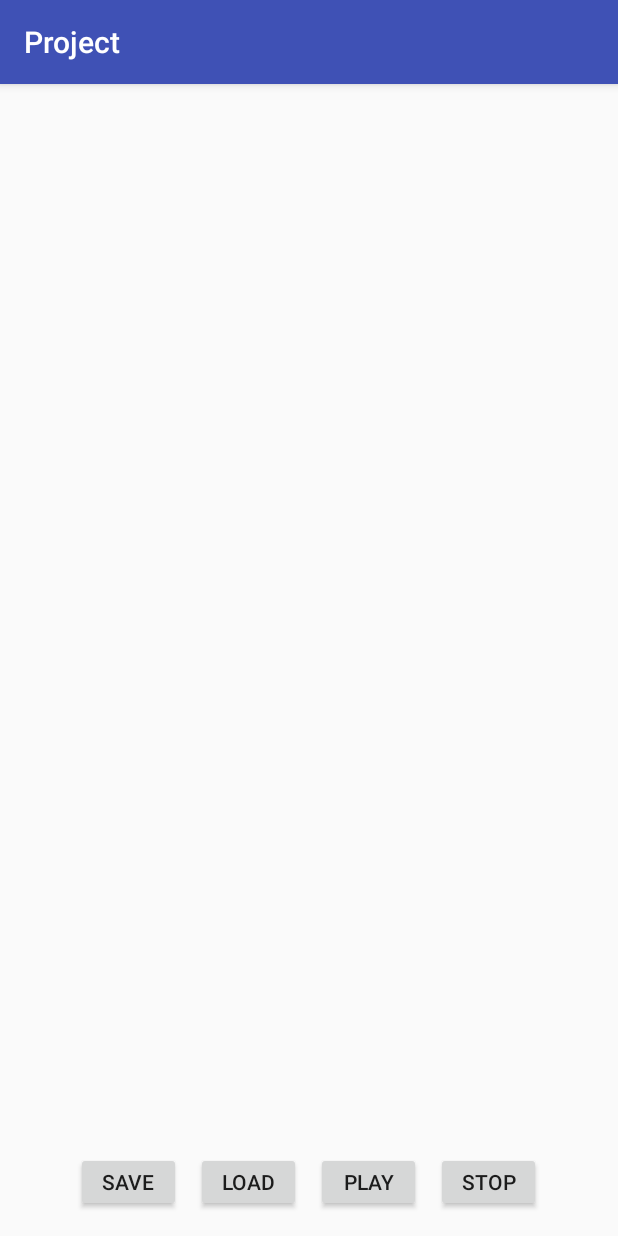
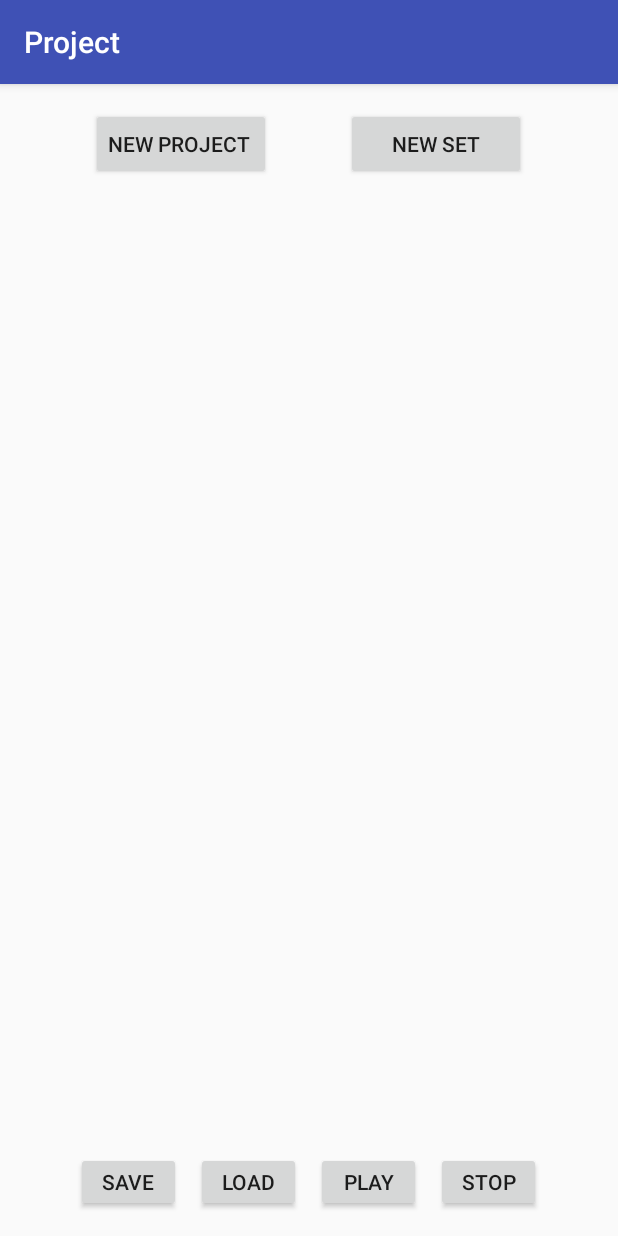
Before and after one commit to elcodyloco/cs246_MusicPlayer, an Android app: the screen it shows after launch (MainActivity), on a phone screen of 412 x 824 dp. Run offline under Robolectric (Android 15) with nearby library versions, the phone set to English and light mode, and no system bars.

Commit message:
add click listeners to GridView. LongClicklistener brings up dialog box

```diff
--- a/app/src/main/java/com/marksinventions/project/MainActivity.java
+++ b/app/src/main/java/com/marksinventions/project/MainActivity.java
@@ -1,21 +1,102 @@
 package com.marksinventions.project;
 
+import android.app.AlertDialog;
+import android.content.DialogInterface;
+import android.os.Bundle;
 import android.support.v7.app.AppCompatActivity;
-import android.os.Bundle;
 import android.view.View;
+import android.widget.AdapterView;
+import android.widget.GridView;
+
+import java.util.ArrayList;
+import java.util.List;
 
 public class MainActivity extends AppCompatActivity {
+    List<Set> setsList;
+    GridView  setsGrid ;
+    SetsAdapter adapter;
+    int setIndex = 0;
 
     @Override
     protected void onCreate(Bundle savedInstanceState) {
         super.onCreate(savedInstanceState);
         setContentView(R.layout.activity_main);
+        setsList = new ArrayList<>();
+        adapter = new SetsAdapter(this, setsList);
+        setsGrid = (GridView) findViewById(R.id.setsGrid);
+        setsGrid.setAdapter(adapter);
+        setsGrid.setOnItemClickListener(new AdapterView.OnItemClickListener() {
+           @Override
+           public void onItemClick(AdapterView<?> adapterView, View view, int i, long l) {
+               System.out.println("Click listener works. Set: " + i);
+               /* AlertDialog.Builder builder = new AlertDialog.Builder(getApplicationContext());
+                builder.setMessage("Delete this set?")
+                        .setPositiveButton("OK", new DialogInterface.OnClickListener() {
+                            @Override
+                            public void onClick(DialogInterface dialogInterface, int i) {
+                                setIndex = i;
+                                deleteSet();
+                            }
+                        })
+                        .setNegativeButton("Cancel", new DialogInterface.OnClickListener(){
+
+                            @Override
+                            public void onClick(DialogInterface dialogInterface, int i) {
+                                dialogInterface.cancel();
+
+                            }
+                        });
+                AlertDialog dialog = builder.create();
+               dialog.show(); */
+            }
+        });
+               setsGrid.setOnItemLongClickListener(new AdapterView.OnItemLongClickListener() {
+
+                   @Override
+                   public boolean onItemLongClick(AdapterView<?> adapterView, View view, int i, long l) {
+                       System.out.println("Long Click listener works. Set: " + i);
+                       longClick(i);
+               /* AlertDialog.Builder builder = new AlertDialog.Builder(this);
+                builder.setMessage("Delete this set?")
+                        .setPositiveButton("OK", new DialogInterface.OnClickListener() {
+                            @Override
+                            public void onClick(DialogInterface dialogInterface, int i) {
+                               setIndex = i;
+                                deleteSet();
+                            }
+                        })
+                .setNegativeButton("Cancel", new DialogInterface.OnClickListener(){
+
+                    @Override
+                    public void onClick(DialogInterface dialogInterface, int i) {
+                        dialogInterface.cancel();
+
+                    }
+                });
+                AlertDialog dialog = builder.create();
+                dialog.show();
+                */
+
+                       return false;
+
+
+                   }
+               });
+
+           }
+
+
+    public  void deleteSet(int i){
+       setsList.remove(i);
+       // adapter.notifyDataSetChanged();
     }
-
     public void newProject(View view) {
     }
 
     public void newSet(View view) {
+        setsList.add(new Set());
+        System.out.println(setsList.size()  + " elements");
+        adapter.notifyDataSetChanged();
     }
 
     public void save(View view) {
@@ -29,4 +110,37 @@ public class MainActivity extends AppCompatActivity {
 
     public void stop(View view) {
     }
-}
+
+    public static int  temp(int x, int y){
+        return x * y;
+    }
+
+
+
+    public void longClick(int i) {
+
+        AlertDialog.Builder builder = new AlertDialog.Builder(this);
+        builder.setMessage("Delete this set?")
+                .setPositiveButton("OK", new DialogInterface.OnClickListener() {
+                    @Override
+                    public void onClick(DialogInterface dialogInterface, int i) {
+
+                        deleteSet(i);
+                    }
+                })
+                .setNegativeButton("Cancel", new DialogInterface.OnClickListener(){
+
+                    @Override
+                    public void onClick(DialogInterface dialogInterface, int i) {
+                       // dialogInterface.cancel();
+
+                    }
+                });
+        AlertDialog dialog = builder.create();
+        dialog.show();
+
+
+        // Toast.makeText(this, "short click", Toast.LENGTH_LONG).show();
+        }
+
+    }
--- /dev/null
+++ b/app/src/main/java/com/marksinventions/project/SetsAdapter.java
@@ -0,0 +1,87 @@
+package com.marksinventions.project;
+
+import android.app.Activity;
+import android.app.AlertDialog;
+import android.content.DialogInterface;
+import android.view.LayoutInflater;
+import android.view.View;
+import android.view.ViewGroup;
+import android.widget.ArrayAdapter;
+
+import java.util.List;
+
+/**
+ * Created by Mark on 11/10/2016.
+ */
+
+public class SetsAdapter extends ArrayAdapter<Set> {
+
+
+    public SetsAdapter(Activity context, List<Set> set) {
+        super(context, 0, set);
+    }
+
+    @Override
+    public View getView(int position, View convertView, ViewGroup parent) {
+
+        View listItemView = convertView;
+        if (listItemView == null) {
+            listItemView = LayoutInflater.from(getContext()).inflate(
+                    R.layout.set_adapter, parent, false);
+        }
+
+
+       /* ImageButton setButton = (ImageButton) listItemView.findViewById(R.id.setButton);
+        setButton.setTag(position);
+        setButton.setOnClickListener(new View.OnClickListener() {
+
+            @Override
+            public void onClick(View view) {
+                int position = (Integer) view.getTag();
+                System.out.println("Click listener works Set: " + position);
+
+                // MainActivity.shortClick(position);
+
+            }
+        });
+        setButton.setOnLongClickListener(new View.OnLongClickListener() {
+
+            @Override
+            public boolean onLongClick(View view) {
+                int position = (Integer) view.getTag();
+                System.out.println("Long Click listener works. Set: " + position);
+                longClick(position);
+                return false;
+            }
+        });
+        */
+
+
+        return listItemView;
+
+
+    }
+
+    public void longClick(int i) {
+
+        AlertDialog.Builder builder = new AlertDialog.Builder(getContext());
+        builder.setMessage("Delete this set?")
+                .setPositiveButton("OK", new DialogInterface.OnClickListener() {
+                    @Override
+                    public void onClick(DialogInterface dialogInterface, int i) {
+
+                      //  MainActivity.deleteSet(i);
+                    }
+                })
+                .setNegativeButton("Cancel", new DialogInterface.OnClickListener() {
+
+                    @Override
+                    public void onClick(DialogInterface dialogInterface, int i) {
+                        // dialogInterface.cancel();
+
+                    }
+                });
+    }
+
+
+    }
--- a/app/src/main/res/layout/activity_main.xml
+++ b/app/src/main/res/layout/activity_main.xml
@@ -12,18 +12,34 @@
     tools:context="com.marksinventions.project.MainActivity">
 
     <LinearLayout
+
         android:layout_width="match_parent"
         android:layout_height="wrap_content"
-        android:layout_gravity="right"
-        android:text="+"
-        android:textAlignment="center"
-        android:textSize="16dp"
-        android:onClick="new"/>
+        android:gravity="center">
+
+        <Button
+            android:layout_width="120dp"
+            android:layout_height="wrap_content"
+            android:layout_marginRight="50dp"
+            android:onClick="newProject"
+            android:text="new Project "
+            android:textAlignment="center"/>
+
+        <Button
+            android:layout_width="120dp"
+            android:layout_height="wrap_content"
+            android:onClick="newSet"
+            android:text="new set"
+            android:textAlignment="center" />
+
+    </LinearLayout>
 
     <GridView
+        android:id="@+id/setsGrid"
         android:layout_width="match_parent"
         android:layout_height="0dp"
-        android:layout_weight="1" />
+        android:layout_weight="1"
+        android:numColumns="5"/>
 
     <LinearLayout
         android:layout_width="match_parent"
--- a/build.gradle
+++ b/build.gradle
@@ -5,7 +5,7 @@ buildscript {
         jcenter()
     }
     dependencies {
-        classpath 'com.android.tools.build:gradle:2.2.1'
+        classpath 'com.android.tools.build:gradle:2.2.2'
 
         // NOTE: Do not place your application dependencies here; they belong
         // in the individual module build.gradle files
```
Also changed, not shown: app/src/main/java/com/marksinventions/project/Set.java (+8 -6 lines), app/src/main/res/layout/set_adapter.xml (added, +14 -0 lines), app/src/main/res/drawable/set_symbol.png (added), 2 other files.
